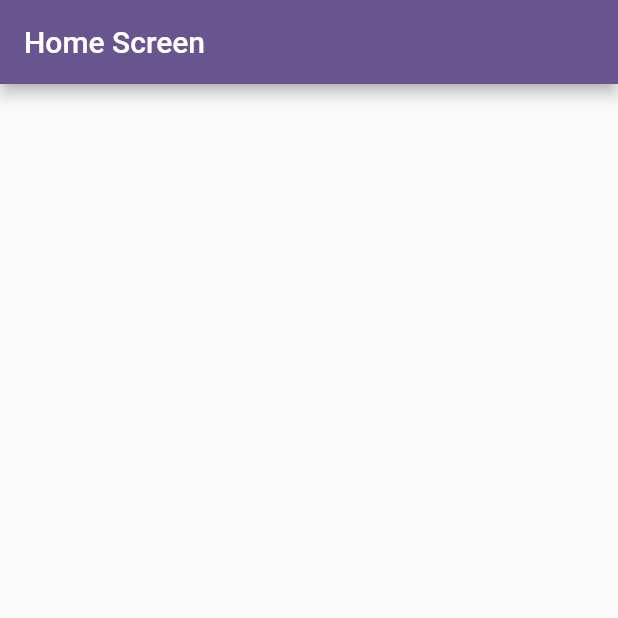
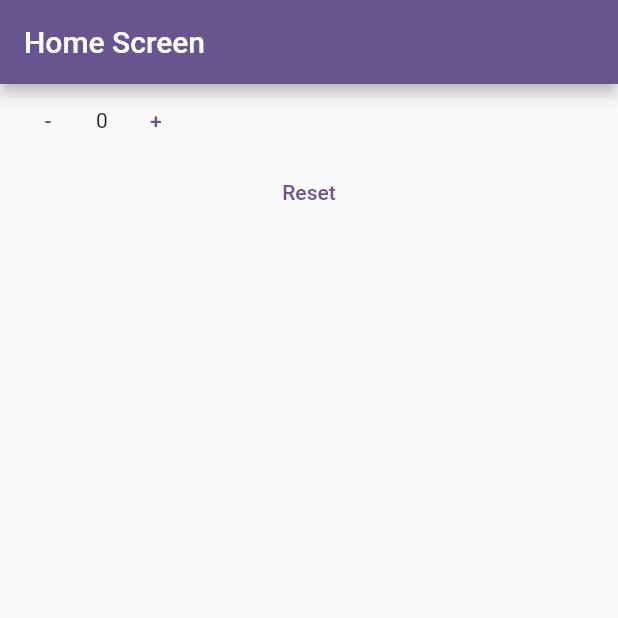
Before and after one commit to samarkalra/flutter_state_management, a Flutter app: the screen it shows after launch, on a phone screen of 412 x 824 dp, the top half of it. Run offline on Flutter 3.47's test engine with Material 2 defaults, Android fonts, the phone set to English and light mode, and no system bars; our stand-ins replace flutter_bloc.

Commit message:
Use counter bloc with BlocProvider, BlocBuilder

```diff
--- /dev/null
+++ b/lib/counter_widget.dart
@@ -0,0 +1,43 @@
+import 'package:flutter/material.dart';
+import 'package:flutter_bloc/flutter_bloc.dart';
+import 'package:state_management/bloc/counter_bloc.dart';
+
+import 'bloc/counter_events.dart';
+
+class CounterWidget extends StatelessWidget {
+  const CounterWidget({super.key});
+
+  @override
+  Widget build(BuildContext context) {
+    final counterBloc = BlocProvider.of<CounterBloc>(context);
+    final value = counterBloc.state.counter;
+    final valueString = value.toString();
+
+    return Column(
+      children: [
+        Row(
+          children: [
+            TextButton(
+                onPressed: () {
+                  counterBloc.add(DecrementCounter());
+                },
+                child: const Text('-')),
+            Text(valueString),
+            TextButton(
+              onPressed: () {
+                counterBloc.add((IncrementCounter()));
+              },
+              child: const Text('+'),
+            ),
+          ],
+        ),
+        TextButton(
+          onPressed: () {
+            counterBloc.add(ResetCounter());
+          },
+          child: const Text('Reset'),
+        ),
+      ],
+    );
+  }
+}
--- a/lib/home_screen.dart
+++ b/lib/home_screen.dart
@@ -1,4 +1,9 @@
 import 'package:flutter/material.dart';
+import 'package:flutter_bloc/flutter_bloc.dart';
+import 'package:state_management/bloc/counter_bloc.dart';
+import 'package:state_management/bloc/counter_events.dart';
+import 'package:state_management/bloc/counter_state.dart';
+import 'package:state_management/counter_widget.dart';
 
 class HomeScreen extends StatefulWidget {
   const HomeScreen({super.key});
@@ -8,12 +13,19 @@ class HomeScreen extends StatefulWidget {
 }
 
 class _HomeScreenState extends State<HomeScreen> {
+  final _counterBloc = CounterBloc();
   @override
   Widget build(BuildContext context) {
     return Scaffold(
       appBar: AppBar(
         title: const Text('Home Screen'),
       ),
+      body: BlocProvider(
+        create: (context) => _counterBloc,
+        child: BlocBuilder<CounterBloc, CounterState>(
+          builder: (context, state) => const CounterWidget(),
+        ),
+      ),
     );
   }
 }
```
